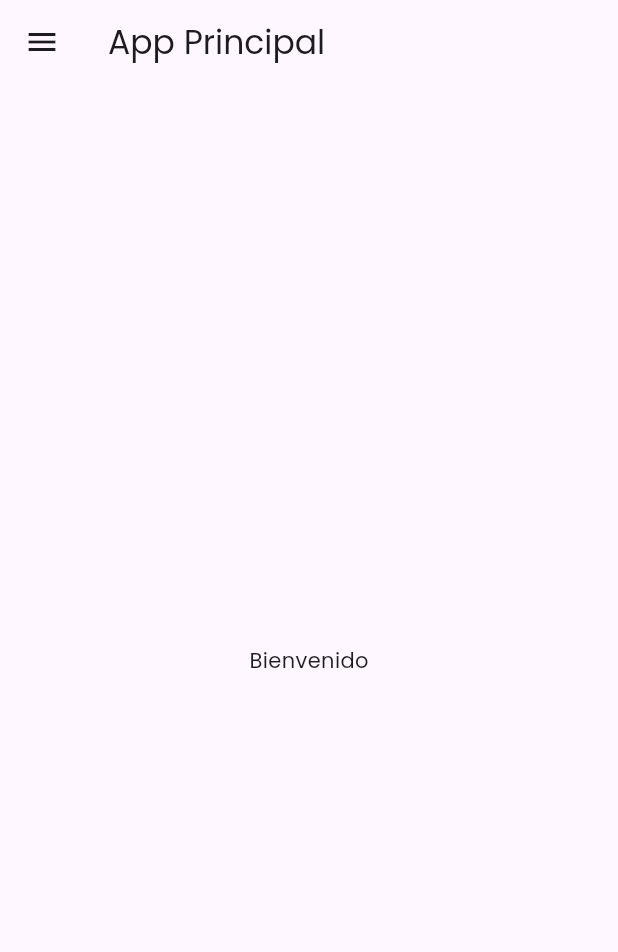
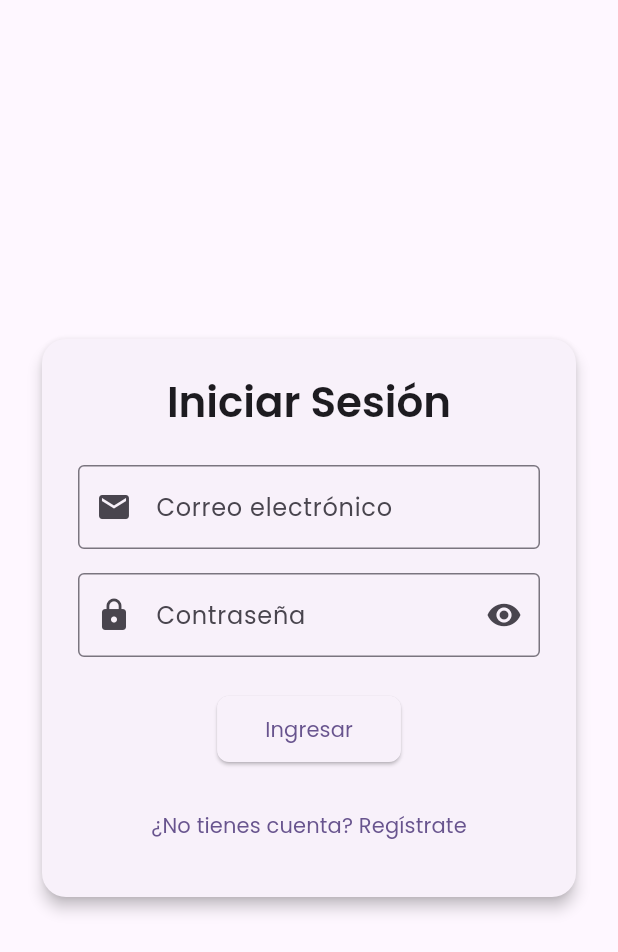
Before and after one commit to BenjajaDev/COLBUN---CONSULTORIA, a Flutter app: the screen it shows after launch, on a phone screen of 412 x 824 dp. Shown: the top 952 px of the screen. Run offline on Flutter 3.47's test engine with Material 3 defaults, Android fonts, the phone set to English and light mode, and no system bars; our stand-ins replace cloud_firestore, firebase_auth, firebase_core, flutter_bloc, flutter_dotenv; accounts and stored records are empty; statements that could not run were skipped.

Commit message:
Integracion Login Provisorio, carpetas nuevas auth en features, user_model en models, auth_service en services

```diff
--- /dev/null
+++ b/lib/features/auth/bloc/auth_bloc.dart
@@ -0,0 +1,118 @@
+import 'dart:async';
+import 'package:firebase_auth/firebase_auth.dart';
+import 'package:flutter_bloc/flutter_bloc.dart';
+import 'package:consultoria_chat_bot/services/auth_service.dart';
+import 'package:consultoria_chat_bot/features/auth/bloc/auth_event.dart';
+import 'package:consultoria_chat_bot/features/auth/bloc/auth_state.dart';
+
+class AuthBloc extends Bloc<AuthEvent, AuthState> {
+  final AuthService _authService;
+  StreamSubscription? _authSubscription;
+
+  AuthBloc({required AuthService authService})
+      : _authService = authService,
+        super(AuthInitial()) {
+    on<CheckAuthStatus>(_onCheckAuthStatus);
+    on<SignInRequested>(_onSignInRequested);
+    on<SignUpRequested>(_onSignUpRequested);
+    on<SignOutRequested>(_onSignOutRequested);
+
+    // Suscribirse a los cambios de estado de autenticación
+    _authSubscription = _authService.authStateChanges.listen((User? user) {
+      add(CheckAuthStatus());
+    });
+  }
+
+  Future<void> _onCheckAuthStatus(
+    CheckAuthStatus event,
+    Emitter<AuthState> emit
+  ) async {
+    emit(AuthLoading());
+    try {
+      final user = _authService.currentUser;
+      if (user != null) {
+        final userData = await _authService.getCurrentUserData();
+        if (userData != null) {
+          emit(AuthAuthenticated(userData));
+        } else {
+          emit(AuthUnauthenticated());
+        }
+      } else {
+        emit(AuthUnauthenticated());
+      }
+    } catch (e) {
+      emit(AuthError(e.toString()));
+    }
+  }
+
+  Future<void> _onSignInRequested(
+    SignInRequested event,
+    Emitter<AuthState> emit
+  ) async {
+    emit(AuthLoading());
+    try {
+      await _authService.signInWithEmailAndPassword(
+        event.email,
+        event.password
+      );
+      // El listener de authStateChanges actualizará el estado
+    } catch (e) {
+      emit(AuthError(_handleAuthError(e)));
+    }
+  }
+
+  Future<void> _onSignUpRequested(
+    SignUpRequested event,
+    Emitter<AuthState> emit
+  ) async {
+    emit(AuthLoading());
+    try {
+      await _authService.registerWithEmailAndPassword(
+        event.email,
+        event.password,
+        event.name
+      );
+      // El listener de authStateChanges actualizará el estado
+    } catch (e) {
+      emit(AuthError(_handleAuthError(e)));
+    }
+  }
+
+  Future<void> _onSignOutRequested(
+    SignOutRequested event,
+    Emitter<AuthState> emit
+  ) async {
+    try {
+      await _authService.signOut();
+      // El listener de authStateChanges actualizará el estado
+    } catch (e) {
+      emit(AuthError(e.toString()));
+    }
+  }
+
+  String _handleAuthError(dynamic e) {
+    if (e is FirebaseAuthException) {
+      switch (e.code) {
+        case 'user-not-found':
+          return 'No existe usuario con este correo electrónico';
+        case 'wrong-password':
+          return 'Contraseña incorrecta';
+        case 'email-already-in-use':
+          return 'Este correo electrónico ya está registrado';
+        case 'weak-password':
+          return 'La contraseña es demasiado débil';
+        case 'invalid-email':
+          return 'Correo electrónico inválido';
+        default:
+          return 'Error de autenticación: ${e.message}';
+      }
+    }
+    return 'Error de autenticación: $e';
+  }
+
+  @override
+  Future<void> close() {
+    _authSubscription?.cancel();
+    return super.close();
+  }
+}
--- /dev/null
+++ b/lib/features/auth/bloc/auth_event.dart
@@ -0,0 +1,24 @@
+abstract class AuthEvent {}
+
+// Verificar el estado actual de autenticación
+class CheckAuthStatus extends AuthEvent {}
+
+// Evento para iniciar sesión
+class SignInRequested extends AuthEvent {
+  final String email;
+  final String password;
+
+  SignInRequested(this.email, this.password);
+}
+
+// Evento para registrarse
+class SignUpRequested extends AuthEvent {
+  final String name;
+  final String email;
+  final String password;
+
+  SignUpRequested(this.name, this.email, this.password);
+}
+
+// Evento para cerrar sesión
+class SignOutRequested extends AuthEvent {}
--- /dev/null
+++ b/lib/features/auth/bloc/auth_state.dart
@@ -0,0 +1,26 @@
+import 'package:consultoria_chat_bot/models/user_model.dart';
+
+abstract class AuthState {}
+
+// Estado inicial cuando se desconoce el estado de autenticación
+class AuthInitial extends AuthState {}
+
+// Estado cuando se está cargando (verificando credenciales, etc.)
+class AuthLoading extends AuthState {}
+
+// Estado cuando el usuario está autenticado
+class AuthAuthenticated extends AuthState {
+  final UserModel user;
+
+  AuthAuthenticated(this.user);
+}
+
+// Estado cuando el usuario no está autenticado
+class AuthUnauthenticated extends AuthState {}
+
+// Estado para mostrar errores de autenticación
+class AuthError extends AuthState {
+  final String message;
+
+  AuthError(this.message);
+}
--- /dev/null
+++ b/lib/features/auth/screen/auth_screen.dart
@@ -0,0 +1,60 @@
+import 'package:flutter/material.dart';
+import 'package:flutter_bloc/flutter_bloc.dart';
+import 'package:consultoria_chat_bot/features/auth/bloc/auth_bloc.dart';
+import 'package:consultoria_chat_bot/features/auth/bloc/auth_state.dart';
+import 'package:consultoria_chat_bot/features/auth/widgets/login_form.dart';
+import 'package:consultoria_chat_bot/features/auth/widgets/register_form.dart';
+
+class AuthScreen extends StatefulWidget {
+  const AuthScreen({Key? key}) : super(key: key);
+
+  @override
+  _AuthScreenState createState() => _AuthScreenState();
+}
+
+class _AuthScreenState extends State<AuthScreen> {
+  bool _isLogin = true;
+
+  void _toggleView() {
+    setState(() {
+      _isLogin = !_isLogin;
+    });
+  }
+
+  @override
+  Widget build(BuildContext context) {
+    return BlocListener<AuthBloc, AuthState>(
+      listener: (context, state) {
+        if (state is AuthError) {
+          ScaffoldMessenger.of(context).showSnackBar(
+            SnackBar(
+              content: Text(state.message),
+              backgroundColor: Colors.red,
+            ),
+          );
+        }
+      },
+      child: Scaffold(
+        body: SafeArea(
+          child: Center(
+            child: SingleChildScrollView(
+              padding: const EdgeInsets.all(24.0),
+              child: Card(
+                elevation: 4.0,
+                shape: RoundedRectangleBorder(
+                  borderRadius: BorderRadius.circular(16),
+                ),
+                child: Padding(
+                  padding: const EdgeInsets.all(24.0),
+                  child: _isLogin
+                      ? LoginForm(onRegisterToggle: _toggleView)
+                      : RegisterForm(onLoginToggle: _toggleView),
+                ),
+              ),
+            ),
+          ),
+        ),
+      ),
+    );
+  }
+}
--- /dev/null
+++ b/lib/features/auth/widgets/login_form.dart
@@ -0,0 +1,119 @@
+import 'package:flutter/material.dart';
+import 'package:flutter_bloc/flutter_bloc.dart';
+import 'package:consultoria_chat_bot/features/auth/bloc/auth_bloc.dart';
+import 'package:consultoria_chat_bot/features/auth/bloc/auth_event.dart';
+
+class LoginForm extends StatefulWidget {
+  final VoidCallback onRegisterToggle;
+
+  const LoginForm({Key? key, required this.onRegisterToggle}) : super(key: key);
+
+  @override
+  _LoginFormState createState() => _LoginFormState();
+}
+
+class _LoginFormState extends State<LoginForm> {
+  final _formKey = GlobalKey<FormState>();
+  final _emailController = TextEditingController();
+  final _passwordController = TextEditingController();
+  bool _isPasswordVisible = false;
+
+  @override
+  void dispose() {
+    _emailController.dispose();
+    _passwordController.dispose();
+    super.dispose();
+  }
+
+  void _submitForm() {
+    if (_formKey.currentState?.validate() ?? false) {
+      context.read<AuthBloc>().add(
+        SignInRequested(
+          _emailController.text.trim(),
+          _passwordController.text.trim(),
+        ),
+      );
+    }
+  }
+
+  @override
+  Widget build(BuildContext context) {
+    return Form(
+      key: _formKey,
+      child: Column(
+        mainAxisSize: MainAxisSize.min,
+        children: [
+          Text(
+            'Iniciar Sesión',
+            style: Theme.of(context).textTheme.headlineMedium?.copyWith(
+              fontWeight: FontWeight.bold,
+            ),
+          ),
+          const SizedBox(height: 24),
+          TextFormField(
+            controller: _emailController,
+            keyboardType: TextInputType.emailAddress,
+            decoration: const InputDecoration(
+              labelText: 'Correo electrónico',
+              hintText: 'ejemplo@correo.com',
+              prefixIcon: Icon(Icons.email),
+              border: OutlineInputBorder(),
+            ),
+            validator: (value) {
+              if (value == null || value.isEmpty) {
+                return 'Por favor ingresa tu correo electrónico';
+              }
+              if (!RegExp(r'^[\w-\.]+@([\w-]+\.)+[\w-]{2,4}$').hasMatch(value)) {
+                return 'Ingresa un correo electrónico válido';
+              }
+              return null;
+            },
+          ),
+          const SizedBox(height: 16),
+          TextFormField(
+            controller: _passwordController,
+            obscureText: !_isPasswordVisible,
+            decoration: InputDecoration(
+              labelText: 'Contraseña',
+              hintText: 'Ingresa tu contraseña',
+              prefixIcon: const Icon(Icons.lock),
+              suffixIcon: IconButton(
+                icon: Icon(
+                  _isPasswordVisible ? Icons.visibility_off : Icons.visibility,
+                ),
+                onPressed: () {
+                  setState(() {
+                    _isPasswordVisible = !_isPasswordVisible;
+                  });
+                },
+              ),
+              border: const OutlineInputBorder(),
+            ),
+            validator: (value) {
+              if (value == null || value.isEmpty) {
+                return 'Por favor ingresa tu contraseña';
+              }
+              return null;
+            },
+          ),
+          const SizedBox(height: 24),
+          ElevatedButton(
+            onPressed: _submitForm,
+            style: ElevatedButton.styleFrom(
+              padding: const EdgeInsets.symmetric(horizontal: 32, vertical: 12),
+              shape: RoundedRectangleBorder(
+                borderRadius: BorderRadius.circular(8),
+              ),
+            ),
+            child: const Text('Ingresar'),
+          ),
+          const SizedBox(height: 16),
+          TextButton(
+            onPressed: widget.onRegisterToggle,
+            child: const Text('¿No tienes cuenta? Regístrate'),
+          ),
+        ],
+      ),
+    );
+  }
+}
--- a/lib/features/home/screen/home_screen.dart
+++ b/lib/features/home/screen/home_screen.dart
@@ -1,20 +1,60 @@
-// lib/features/home/screen/home_screen.dart
-
 import 'package:flutter/material.dart';
+import 'package:flutter_bloc/flutter_bloc.dart';
+import 'package:consultoria_chat_bot/features/auth/bloc/auth_bloc.dart';
+import 'package:consultoria_chat_bot/features/auth/bloc/auth_state.dart';
+import 'package:consultoria_chat_bot/features/auth/bloc/auth_event.dart';
+import 'package:consultoria_chat_bot/features/auth/screen/auth_screen.dart';
 import 'package:consultoria_chat_bot/features/home/widgets/app_drawer.dart';
 
 class HomeScreen extends StatelessWidget {
-
   const HomeScreen({super.key});
-
-
 
   @override
   Widget build(BuildContext context) {
-    return Scaffold(
-      appBar: AppBar(title: const Text('App Principal')),
-      drawer: const AppDrawer(),
-      body: const Center(child: Text('Bienvenido')),
+    return BlocBuilder<AuthBloc, AuthState>(
+      builder: (context, state) {
+        // Si está cargando, muestra un indicador de carga
+        if (state is AuthLoading) {
+          return const Scaffold(
+            body: Center(child: CircularProgressIndicator()),
+          );
+        }
+
+        // Si el usuario está autenticado, muestra la pantalla principal
+        if (state is AuthAuthenticated) {
+          return Scaffold(
+            appBar: AppBar(
+              title: const Text('App Principal'),
+              actions: [
+                IconButton(
+                  icon: const Icon(Icons.logout),
+                  tooltip: 'Cerrar sesión',
+                  onPressed: () {
+                    context.read<AuthBloc>().add(SignOutRequested());
+                  },
+                ),
+              ],
+            ),
+            drawer: const AppDrawer(),
+            body: Center(
+              child: Column(
+                mainAxisAlignment: MainAxisAlignment.center,
+                children: [
+                  Text(
+                    'Bienvenido, ${state.user.name}',
+                    style: Theme.of(context).textTheme.headlineSmall,
+                  ),
+                  const SizedBox(height: 16),
+                  Text('Email: ${state.user.email}'),
+                ],
+              ),
+            ),
+          );
+        }
+
+        // Si el usuario no está autenticado o hay un error, muestra la pantalla de login
+        return const AuthScreen();
+      },
     );
   }
 }
--- a/lib/main.dart
+++ b/lib/main.dart
@@ -4,9 +4,12 @@ import 'package:flutter_dotenv/flutter_dotenv.dart';
 import 'package:flutter_bloc/flutter_bloc.dart';
 import 'package:consultoria_chat_bot/services/firestore_faq_service.dart';
 import 'package:consultoria_chat_bot/services/openai_service.dart';
-import 'features/home/screen/home_screen.dart';
-import 'features/chatbot/bloc/theme_bloc.dart';
-import 'features/chatbot/bloc/faq_bloc.dart';
+import 'package:consultoria_chat_bot/services/auth_service.dart';
+import 'package:consultoria_chat_bot/features/auth/bloc/auth_bloc.dart';
+import 'package:consultoria_chat_bot/features/auth/bloc/auth_event.dart';
+import 'package:consultoria_chat_bot/features/home/screen/home_screen.dart';
+import 'package:consultoria_chat_bot/features/chatbot/bloc/theme_bloc.dart';
+import 'package:consultoria_chat_bot/features/chatbot/bloc/faq_bloc.dart';
 import 'firebase_options.dart';
 
 void main() async {
@@ -24,6 +27,7 @@ void main() async {
   // --- INICIALIZACIÓN DE SERVICIOS ---
   final faqService = FaqService();
   final openAIService = OpenAIService();
+  final authService = AuthService();
 
   // Carga las FAQs y calcula los puntajes de búsqueda al iniciar la app.
   await faqService.loadFaqsAndCalculateScores();
@@ -34,6 +38,7 @@ void main() async {
       providers: [
         RepositoryProvider.value(value: faqService),
         RepositoryProvider.value(value: openAIService),
+        RepositoryProvider.value(value: authService),
       ],
       child: const MyApp(),
     ),
@@ -48,7 +53,17 @@ class MyApp extends StatelessWidget {
     return MultiBlocProvider(
       providers: [
         BlocProvider(create: (context) => ThemeBloc()),
-        BlocProvider(create: (context) => FaqBloc())
+        BlocProvider(create: (context) => FaqBloc()),
+        BlocProvider(
+          create: (context) {
+            final authBloc = AuthBloc(
+              authService: context.read<AuthService>(),
+            );
+            // Verificar el estado de autenticación al iniciar
+            authBloc.add(CheckAuthStatus());
+            return authBloc;
+          },
+        ),
       ],
       child: BlocBuilder<ThemeBloc, ThemeState>(builder: (context, state) {
         return MaterialApp(
--- /dev/null
+++ b/lib/models/user_model.dart
@@ -0,0 +1,45 @@
+import 'package:firebase_auth/firebase_auth.dart' as firebase_auth;
+
+class UserModel {
+  final String uid;
+  final String email;
+  final String name;
+  final String? photoUrl;
+
+  UserModel({
+    required this.uid,
+    required this.email,
+    required this.name,
+    this.photoUrl,
+  });
+
+  // Convertir a un mapa (útil para Firestore)
+  Map<String, dynamic> toMap() {
+    return {
+      'uid': uid,
+      'email': email,
+      'name': name,
+      'photoUrl': photoUrl,
+    };
+  }
+
+  // Crear un UserModel desde un mapa (útil para obtener datos de Firestore)
+  factory UserModel.fromMap(Map<String, dynamic> map) {
+    return UserModel(
+      uid: map['uid'] ?? '',
+      email: map['email'] ?? '',
+      name: map['name'] ?? '',
+      photoUrl: map['photoUrl'],
+    );
+  }
+
+  // Crear un UserModel desde un objeto User de Firebase Auth
+  factory UserModel.fromFirebase(firebase_auth.User user) {
+    return UserModel(
+      uid: user.uid,
+      email: user.email ?? '',
+      name: user.displayName ?? '',
+      photoUrl: user.photoURL,
+    );
+  }
+}
--- a/pubspec.yaml
+++ b/pubspec.yaml
@@ -21,6 +21,7 @@ dependencies:
   path_provider: ^2.1.3
   http: ^1.5.0
   flutter_dotenv: ^5.1.0
+  shared_preferences: ^2.2.2
 
 dev_dependencies:
   flutter_test:
```
Also changed, not shown: lib/features/auth/widgets/register_form.dart (added, +141 -0 lines), lib/services/auth_service.dart (added, +86 -0 lines), pubspec.lock, 1 other file.
